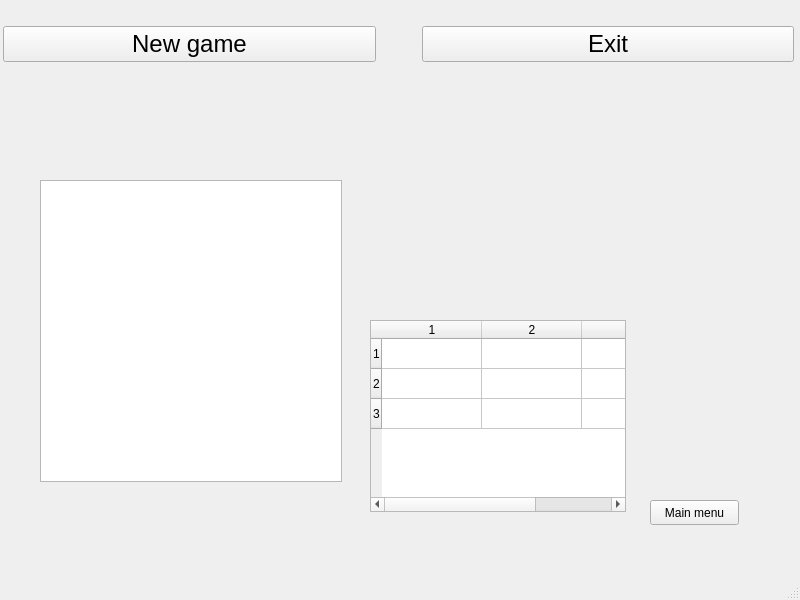
Above: mainwindow.ui from MaksS7/Inventory before the change. Below: the same form after it.
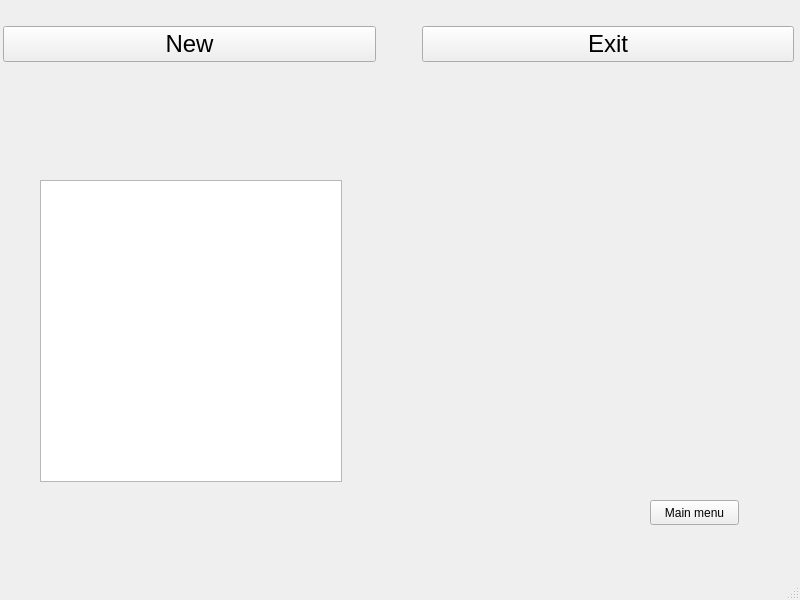
That is the form after the change. Custom widgets are drawn as their Qt base class.

```diff
--- a/mainwindow.ui
+++ b/mainwindow.ui
@@ -59,7 +59,7 @@
          </font>
         </property>
         <property name="text">
-         <string>New game</string>
+         <string>New</string>
         </property>
        </widget>
       </item>
@@ -131,8 +131,8 @@
     <widget class="item" name="widget" native="true">
      <property name="geometry">
       <rect>
-       <x>610</x>
-       <y>150</y>
+       <x>600</x>
+       <y>140</y>
        <width>100</width>
        <height>100</height>
       </rect>
@@ -151,28 +151,6 @@
       </rect>
      </property>
     </widget>
-    <widget class="inventory" name="tableWidget_2">
-     <property name="geometry">
-      <rect>
-       <x>370</x>
-       <y>240</y>
-       <width>256</width>
-       <height>192</height>
-      </rect>
-     </property>
-     <property name="rowCount">
-      <number>3</number>
-     </property>
-     <property name="columnCount">
-      <number>3</number>
-     </property>
-     <row/>
-     <row/>
-     <row/>
-     <column/>
-     <column/>
-     <column/>
-    </widget>
    </widget>
   </widget>
   <widget class="QMenuBar" name="menubar">
```
Left out of the diff: 2 changed lines with no effect on the pictures.
